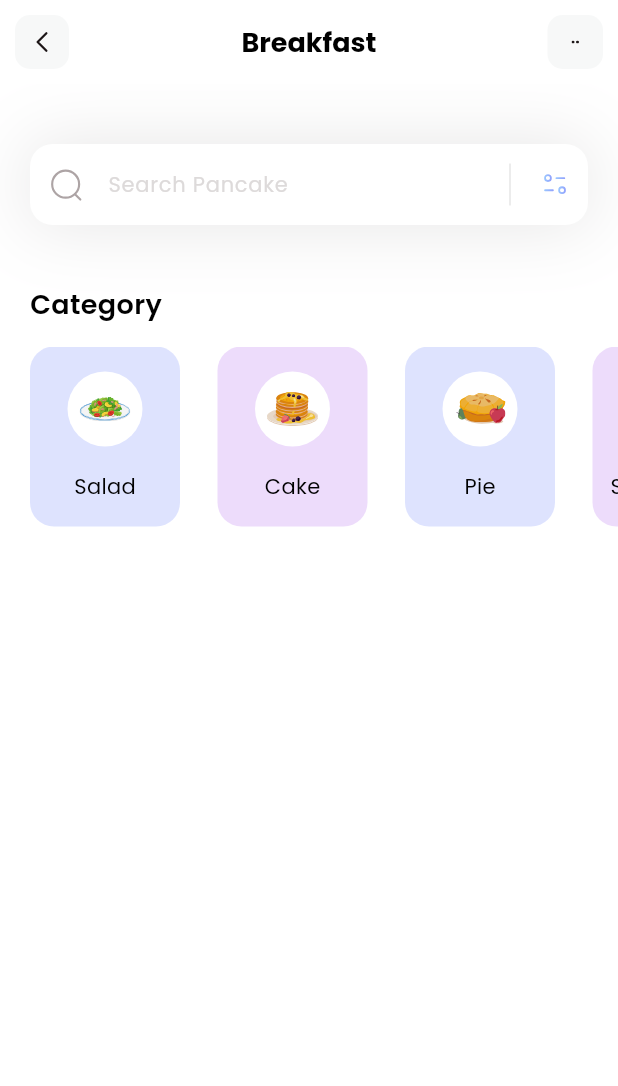
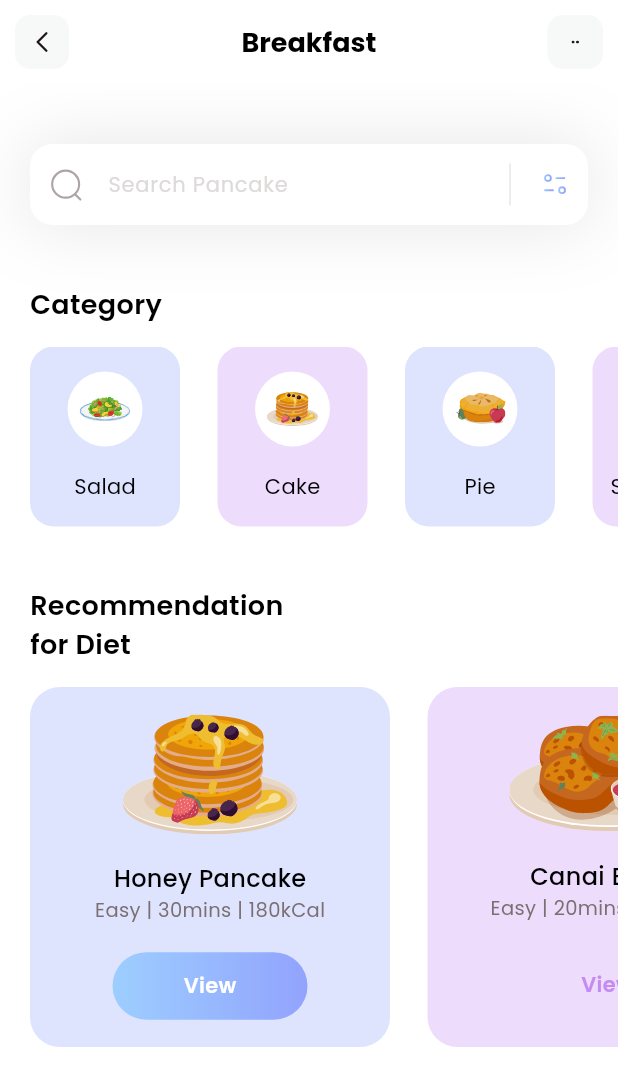
Before and after one commit to PGV-da/fitness, a Flutter app: the screen it shows after launch, on a phone screen of 412 x 824 dp. Shown: the top 1086 px of the screen. Run offline on Flutter 3.47's test engine with Material 3 defaults, Android fonts, the phone set to English and light mode, and no system bars; our stand-ins replace flutter_svg.

Commit message:
Diet Section

```diff
--- /dev/null
+++ b/lib/models/diet_model.dart
@@ -0,0 +1,43 @@
+class DietModel {
+  String name;
+  String iconPath;
+  String level;
+  String duration;
+  String calorie;
+  bool viewIsSelected;
+
+  DietModel({
+    required this.name,
+    required this.iconPath,
+    required this.level,
+    required this.duration,
+    required this.calorie,
+    required this.viewIsSelected,
+  });
+
+  static List<DietModel> getDiets() {
+    List<DietModel> diets = [];
+
+    diets.add(
+      DietModel(
+          name: 'Honey Pancake',
+          iconPath: 'assets/icons/honey-pancakes.svg',
+          level: 'Easy',
+          duration: '30mins',
+          calorie: '180kCal',
+          viewIsSelected: true),
+    );
+
+    diets.add(
+      DietModel(
+          name: 'Canai Bread',
+          iconPath: 'assets/icons/canai-bread.svg',
+          level: 'Easy',
+          duration: '20mins',
+          calorie: '230kCal',
+          viewIsSelected: false),
+    );
+
+    return diets;
+  }
+}
--- a/lib/pages/home.dart
+++ b/lib/pages/home.dart
@@ -1,4 +1,5 @@
 import 'package:fitness/models/category_model.dart';
+import 'package:fitness/models/diet_model.dart';
 import 'package:flutter/material.dart';
 import 'package:flutter_svg/flutter_svg.dart';
 
@@ -11,26 +12,131 @@ class HomePage extends StatefulWidget {
 
 class _HomePageState extends State<HomePage> {
   List<CategoryModel> categories = [];
+  List<DietModel> diets = [];
 
-  void _getCategories() {
+  void _getIntilialInfo() {
     categories = CategoryModel.getCategories();
-  }
-
-  @override
-  void initState() {
-    _getCategories();
+    diets = DietModel.getDiets();
   }
 
   @override
   Widget build(BuildContext context) {
-    _getCategories();
+    _getIntilialInfo();
     return Scaffold(
       appBar: appBar(),
       backgroundColor: Colors.white,
       body: Column(
         crossAxisAlignment: CrossAxisAlignment.start,
-        children: [_searchField(), SizedBox(height: 40), _categoriesSection()],
+        children: [
+          _searchField(),
+          SizedBox(height: 40),
+          _categoriesSection(),
+          SizedBox(height: 40),
+          _dietSection()
+        ],
       ),
+    );
+  }
+
+  Column _dietSection() {
+    return Column(
+      crossAxisAlignment: CrossAxisAlignment.start,
+      children: [
+        Padding(
+          padding: const EdgeInsets.only(left: 20),
+          child: Text(
+            'Recommendation\nfor Diet',
+            style: TextStyle(
+              color: Colors.black,
+              fontSize: 18,
+              fontWeight: FontWeight.w600,
+            ),
+          ),
+        ),
+        SizedBox(
+          height: 15,
+        ),
+        Container(
+          height: 240,
+          child: ListView.separated(
+            itemBuilder: (context, index) {
+              return Container(
+                width: 240,
+                decoration: BoxDecoration(
+                  color: categories[index].boxColor.withOpacity(0.3),
+                  borderRadius: BorderRadius.circular(20),
+                ),
+                child: Column(
+                  mainAxisAlignment: MainAxisAlignment.spaceEvenly,
+                  children: [
+                    SvgPicture.asset(diets[index].iconPath),
+                    Column(
+                      children: [
+                        Text(
+                          diets[index].name,
+                          style: TextStyle(
+                            fontWeight: FontWeight.w500,
+                            color: Colors.black,
+                            fontSize: 16,
+                          ),
+                        ),
+                        Text(
+                          diets[index].level +
+                              ' | ' +
+                              diets[index].duration +
+                              ' | ' +
+                              diets[index].calorie,
+                          style: TextStyle(
+                            color: Color(0xff7B6F72),
+                            fontSize: 13,
+                            fontWeight: FontWeight.w400,
+                          ),
+                        ),
+                      ],
+                    ),
+                    Container(
+                      height: 45,
+                      width: 130,
+                      child: Center(
+                        child: Text(
+                          'View',
+                          style: TextStyle(
+                            color: diets[index].viewIsSelected
+                                ? Colors.white
+                                : Color(0xffC58BF2),
+                            fontWeight: FontWeight.w600,
+                            fontSize: 14,
+                          ),
+                        ),
+                      ),
+                      decoration: BoxDecoration(
+                        gradient: LinearGradient(
+                          colors: [
+                            diets[index].viewIsSelected
+                                ? Color(0xff9DCEFF)
+                                : Colors.transparent,
+                            diets[index].viewIsSelected
+                                ? Color(0xff92A3FD)
+                                : Colors.transparent,
+                          ],
+                        ),
+                        borderRadius: BorderRadius.circular(50),
+                      ),
+                    )
+                  ],
+                ),
+              );
+            },
+            separatorBuilder: (context, index) => SizedBox(width: 25),
+            itemCount: diets.length,
+            scrollDirection: Axis.horizontal,
+            padding: EdgeInsets.only(
+              left: 20,
+              right: 20,
+            ),
+          ),
+        )
+      ],
     );
   }
 
```
